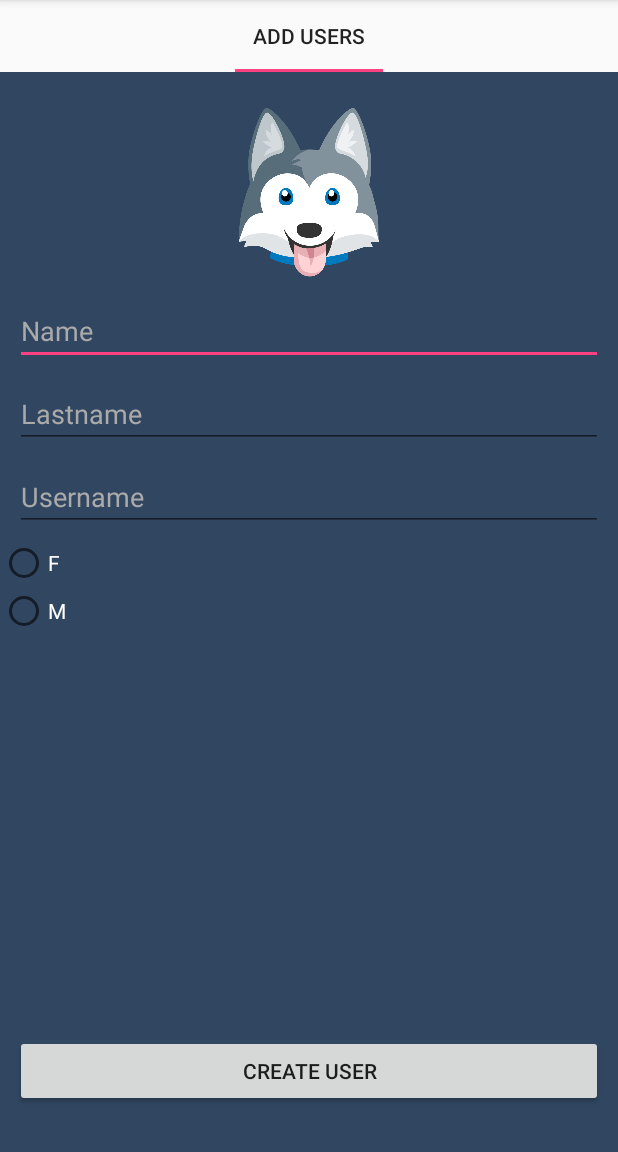
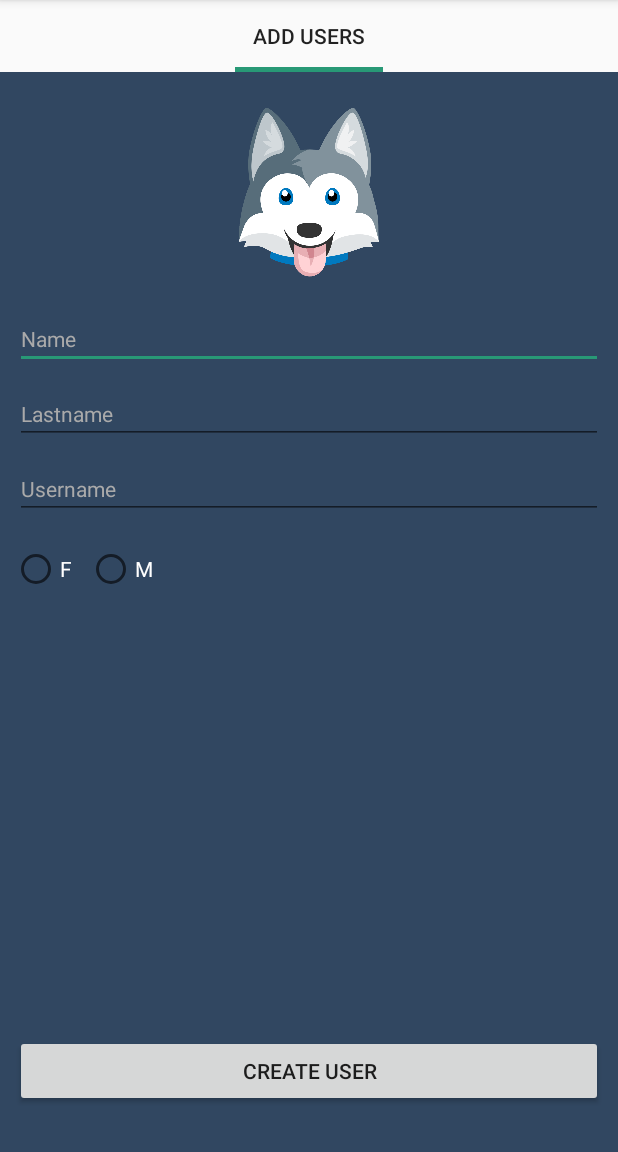
Before and after one commit to GoranVoinovski/VezbaSoFragmenti, an Android app: the Fragment3 screen opened directly, with no data from a screen before it, on a phone screen of 412 x 824 dp, the part 84-1236 px from its top. Run offline under Robolectric (Android 15) with nearby library versions, the phone set to English and light mode, and no system bars; our stand-ins replace ButterKnife, Picasso; pictures from the network do not load.

Commit message:
otov dizajn 90%

```diff
--- a/app/src/main/java/com/example/goran/myapplication/Fragment1.java
+++ b/app/src/main/java/com/example/goran/myapplication/Fragment1.java
@@ -22,7 +22,6 @@ import butterknife.Unbinder;
 
 public class Fragment1 extends Fragment {
 
-@BindView(R.id.slika)ImageView img;
     private Unbinder mUnbind;
 
     @Nullable
@@ -32,8 +31,6 @@ public class Fragment1 extends Fragment {
         View view = inflater.inflate(R.layout.fragment1,null);
 
         mUnbind = ButterKnife.bind(this, view);
-
-        Picasso.with(getActivity()).load(R.drawable.husky).fit().centerInside().into(img);
 
         return view;
     }
--- a/app/src/main/java/com/example/goran/myapplication/Fragment2.java
+++ b/app/src/main/java/com/example/goran/myapplication/Fragment2.java
@@ -25,7 +25,7 @@ import butterknife.Unbinder;
 
 public class Fragment2 extends Fragment {
 
-    @BindView(R.id.slika)ImageView img;
+
     @BindView(R.id.edtmail)EditText mail;
     @BindView(R.id.edtpass)EditText pass;
     private Unbinder mUnbind;
@@ -36,7 +36,7 @@ public class Fragment2 extends Fragment {
 
         View view = inflater.inflate(R.layout.fragment2, null);
         mUnbind = ButterKnife.bind(this, view);
-        Picasso.with(getActivity()).load(R.drawable.husky).fit().centerInside().into(img);
+
 
 
 
--- a/app/src/main/res/layout/activity_main.xml
+++ b/app/src/main/res/layout/activity_main.xml
@@ -13,6 +13,7 @@
 
       <android.support.design.widget.TabLayout
           android:id="@+id/mytabs"
+          app:tabIndicatorHeight="3dp"
           android:layout_width="match_parent"
           android:layout_height="wrap_content"/>
 
--- a/app/src/main/res/layout/activity_main2.xml
+++ b/app/src/main/res/layout/activity_main2.xml
@@ -13,6 +13,7 @@
 
         <android.support.design.widget.TabLayout
             android:id="@+id/mytabs"
+            app:tabIndicatorHeight="3dp"
             android:layout_width="match_parent"
             android:layout_height="wrap_content"/>
 
--- a/app/src/main/res/layout/fragment3.xml
+++ b/app/src/main/res/layout/fragment3.xml
@@ -15,12 +15,13 @@
 
     <EditText
         android:id="@+id/name"
-        android:layout_marginTop="10dp"
+        android:layout_marginTop="18dp"
         android:layout_width="match_parent"
         android:layout_height="wrap_content"
         android:layout_marginLeft="10dp"
         android:layout_marginRight="10dp"
         android:hint="Name"
+        style="@style/Base.TextAppearance.AppCompat.Small"
         android:inputType="textCapSentences"
         android:textColor="@color/white"
         android:textColorHint="@android:color/darker_gray"
@@ -33,6 +34,7 @@
         android:layout_height="wrap_content"
         android:layout_marginLeft="10dp"
         android:layout_marginRight="10dp"
+        style="@style/Base.TextAppearance.AppCompat.Small"
         android:hint="Lastname"
         android:inputType="textCapSentences"
         android:textColor="@color/white"
@@ -48,6 +50,7 @@
         android:layout_marginLeft="10dp"
         android:layout_marginRight="10dp"
         android:hint="Username"
+        style="@style/Base.TextAppearance.AppCompat.Small"
         android:inputType="textCapSentences"
         android:textColor="@color/white"
         android:textColorHint="@android:color/darker_gray"
@@ -57,7 +60,9 @@
         android:id="@+id/rg"
         android:layout_below="@id/username"
         android:layout_alignParentBottom="true"
-        android:layout_marginTop="5dp"
+        android:layout_marginTop="17dp"
+        android:orientation="horizontal"
+        android:layout_marginLeft="8dp"
         android:layout_width="wrap_content"
         android:layout_height="wrap_content">
 
@@ -73,6 +78,7 @@
             android:layout_width="wrap_content"
             android:layout_height="wrap_content"
             android:text="M"
+            android:layout_marginLeft="10dp"
             android:textColor="@android:color/white"/>
 
 
--- a/app/src/main/res/layout/recycler__view_row.xml
+++ b/app/src/main/res/layout/recycler__view_row.xml
@@ -3,7 +3,8 @@
     xmlns:android="http://schemas.android.com/apk/res/android"
     android:orientation="horizontal"
     android:background="@drawable/studenti"
-    android:layout_margin="8dp"
+    android:layout_marginLeft="2dp"
+    android:layout_marginRight="2dp"
     android:elevation="10dp"
     android:gravity="center_vertical"
     android:layout_width="match_parent"
--- a/app/src/main/res/values/colors.xml
+++ b/app/src/main/res/values/colors.xml
@@ -2,6 +2,8 @@
 <resources>
     <color name="colorPrimary">#314761</color>
     <color name="colorPrimaryDark">#314761</color>
-    <color name="colorAccent">#FF4081</color>
+    <color name="colorAccent">#289976</color>
     <color name="white">#fff</color>
+    <color name="plava">#202f3d</color>
+    <color name="zelena">#289976</color>
 </resources>
--- a/app/src/main/res/values/strings.xml
+++ b/app/src/main/res/values/strings.xml
@@ -1,6 +1,6 @@
 <resources>
     <string name="app_name">My Application</string>
-    <string name="guest">Guest</string>
+    <string name="guest">Continue As Guest</string>
     <string name="create_user">Create User</string>
     <string name="edit_user">Edit user</string>
     <string name="student">student</string>
```
Also changed, not shown: app/src/main/java/com/example/goran/myapplication/Fragment5.java (deleted, +0 -37 lines), app/src/main/res/layout/fragment1.xml (+3 -7 lines), app/src/main/res/layout/fragment2.xml (+5 -10 lines), app/src/main/res/layout/fragment4.xml (+12 -6 lines), app/src/main/res/layout/fragment5.xml (deleted, +0 -41 lines), 1 other file.
